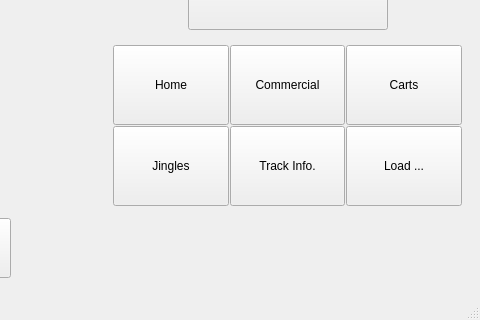
First picture: the form in rave/OATS/mainwindow.ui, repository pgathogo/raven, before the edit; both pictures show x 617 to 1097 and y 363 to 683 of the 1097 by 683 pixel window.
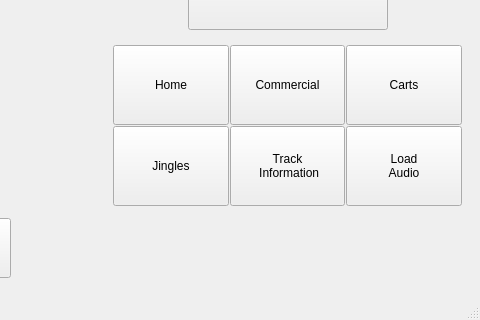
Second picture: the form after the edit.

```diff
--- a/rave/OATS/mainwindow.ui
+++ b/rave/OATS/mainwindow.ui
@@ -436,7 +436,8 @@
                 </size>
                </property>
                <property name="text">
-                <string>Track Info.</string>
+                <string>Track 
+ Information</string>
                </property>
               </widget>
              </item>
@@ -514,7 +515,8 @@
                 </size>
                </property>
                <property name="text">
-                <string>Load ...</string>
+                <string>Load 
+Audio</string>
                </property>
               </widget>
              </item>
```
